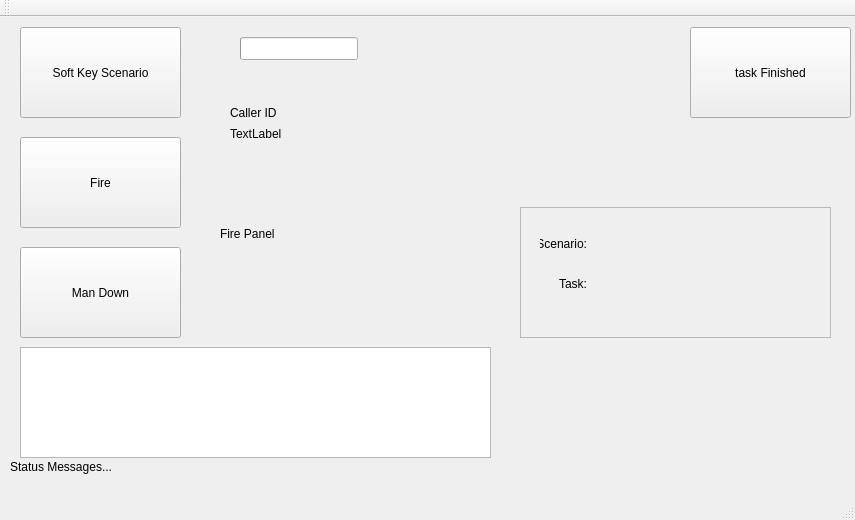
philmacu/Azure, file MainWindow.ui: the form before one commit.
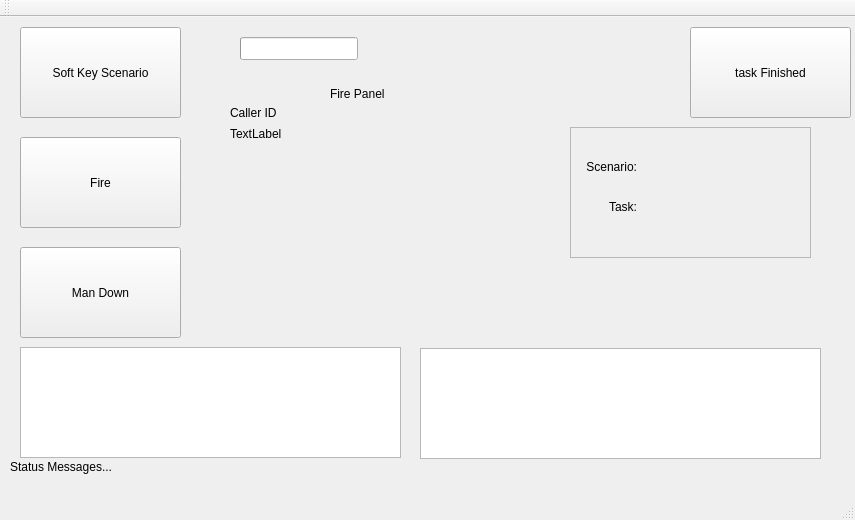
The form after the commit.

Commit message:
:sagittarius: Fire panel alarm triggers sms :smile:
- :bug: date is :collision: corrupt
- need reset scenario from panel :soon:

Diff of the .ui file:
```diff
--- a/MainWindow.ui
+++ b/MainWindow.ui
@@ -69,9 +69,9 @@
    <widget class="QFrame" name="frame">
     <property name="geometry">
      <rect>
-      <x>520</x>
-      <y>190</y>
-      <width>311</width>
+      <x>570</x>
+      <y>110</y>
+      <width>241</width>
       <height>131</height>
      </rect>
     </property>
@@ -84,10 +84,10 @@
     <widget class="QLabel" name="label">
      <property name="geometry">
       <rect>
-       <x>20</x>
+       <x>16</x>
        <y>70</y>
-       <width>47</width>
-       <height>13</height>
+       <width>51</width>
+       <height>20</height>
       </rect>
      </property>
      <property name="text">
@@ -126,10 +126,10 @@
     <widget class="QLabel" name="label_2">
      <property name="geometry">
       <rect>
-       <x>20</x>
+       <x>-4</x>
        <y>30</y>
-       <width>47</width>
-       <height>13</height>
+       <width>71</width>
+       <height>20</height>
       </rect>
      </property>
      <property name="text">
@@ -158,7 +158,7 @@
      <rect>
       <x>20</x>
       <y>330</y>
-      <width>471</width>
+      <width>381</width>
       <height>111</height>
      </rect>
     </property>
@@ -217,8 +217,8 @@
    <widget class="QLabel" name="panelFireText">
     <property name="geometry">
      <rect>
-      <x>220</x>
-      <y>210</y>
+      <x>330</x>
+      <y>70</y>
       <width>221</width>
       <height>71</height>
      </rect>
@@ -233,6 +233,16 @@
      <bool>true</bool>
     </property>
    </widget>
+   <widget class="QListWidget" name="listFires">
+    <property name="geometry">
+     <rect>
+      <x>420</x>
+      <y>331</y>
+      <width>401</width>
+      <height>111</height>
+     </rect>
+    </property>
+   </widget>
   </widget>
   <widget class="QMenuBar" name="menuBar">
    <property name="geometry">
```
The commit also changes 7 other files.
